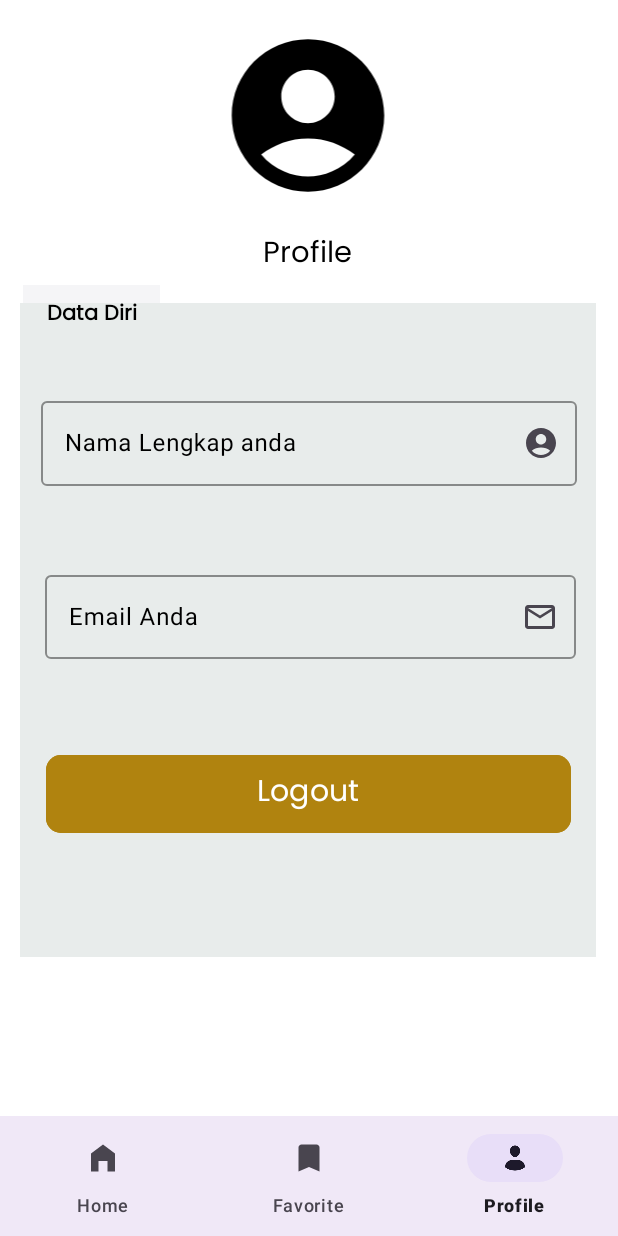
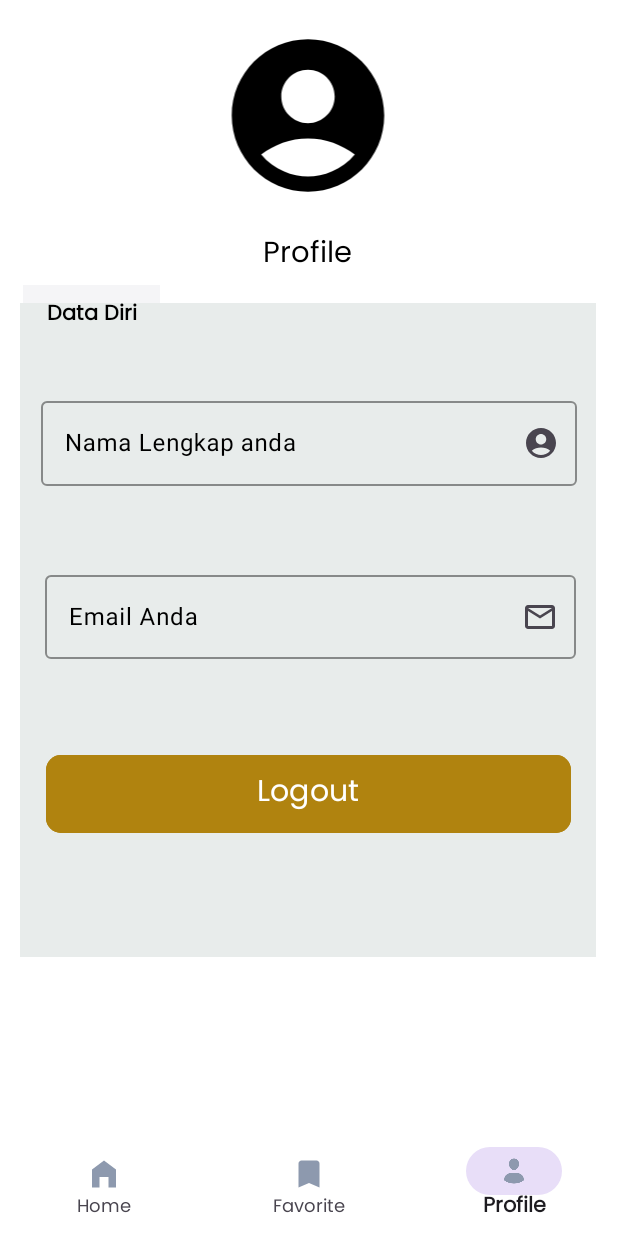
Before and after one commit to BangkitCapstone2024/CultureConnect-MD, an Android app: the MainActivity screen opened directly, with no data from a screen before it, item 3 of the bottom bar chosen, on a phone screen of 412 x 824 dp. Run offline under Robolectric (Android 15) with nearby library versions, the phone set to English and light mode, and no system bars; our stand-ins replace navigation-ui.

Commit message:
style : revamped bottom navbar

```diff
--- a/app/src/main/res/layout/activity_main.xml
+++ b/app/src/main/res/layout/activity_main.xml
@@ -22,12 +22,16 @@
 
     <com.google.android.material.bottomnavigation.BottomNavigationView
         android:id="@+id/bottom_navigation"
-        android:layout_width="match_parent"
-        android:layout_height="wrap_content"
+        android:layout_width="410dp"
+        android:layout_height="69dp"
+        android:background="?android:attr/windowBackground"
+        app:backgroundTint="@color/white"
+        app:itemIconTint="#8D99AE"
+        app:itemTextAppearanceActive="@style/BottomNavigationFontStyle"
+        app:itemTextAppearanceInactive="@style/BottomNavigationFontStyle"
+        app:layout_constraintBottom_toBottomOf="parent"
+        app:layout_constraintEnd_toEndOf="parent"
         app:layout_constraintStart_toStartOf="parent"
-        android:background="?android:attr/windowBackground"
-        app:layout_constraintEnd_toEndOf="parent"
-        app:layout_constraintBottom_toBottomOf="parent"
-        app:menu="@menu/bottom_menu"/>
+        app:menu="@menu/bottom_menu" />
 
 </androidx.constraintlayout.widget.ConstraintLayout>
```
